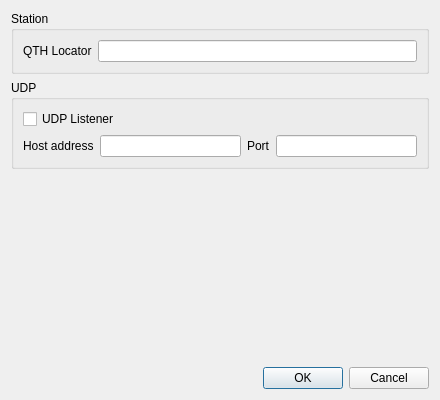
This is dialogsetup.ui in PianetaRadio/CatRotator as Qt 5 draws it before an edit. The edited form follows.
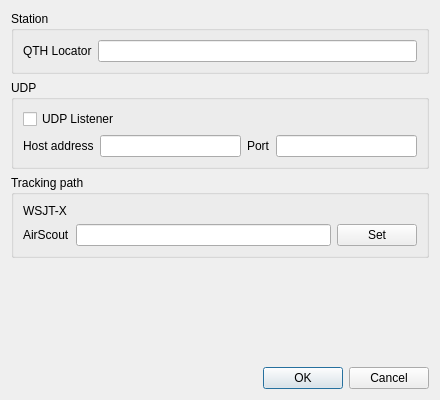
This is the edited form.

Commit message:
Tracking AirScout
#9

Patch:
```diff
--- a/dialogsetup.ui
+++ b/dialogsetup.ui
@@ -14,6 +14,29 @@
    <string>Setup</string>
   </property>
   <layout class="QGridLayout" name="gridLayout_2">
+   <item row="3" column="0">
+    <spacer name="verticalSpacer">
+     <property name="orientation">
+      <enum>Qt::Vertical</enum>
+     </property>
+     <property name="sizeHint" stdset="0">
+      <size>
+       <width>20</width>
+       <height>40</height>
+      </size>
+     </property>
+    </spacer>
+   </item>
+   <item row="4" column="0">
+    <widget class="QDialogButtonBox" name="buttonBox">
+     <property name="orientation">
+      <enum>Qt::Horizontal</enum>
+     </property>
+     <property name="standardButtons">
+      <set>QDialogButtonBox::Cancel|QDialogButtonBox::Ok</set>
+     </property>
+    </widget>
+   </item>
    <item row="1" column="0">
     <widget class="QGroupBox" name="groupBox_udp">
      <property name="title">
@@ -56,29 +79,6 @@
      </layout>
     </widget>
    </item>
-   <item row="2" column="0">
-    <spacer name="verticalSpacer">
-     <property name="orientation">
-      <enum>Qt::Vertical</enum>
-     </property>
-     <property name="sizeHint" stdset="0">
-      <size>
-       <width>20</width>
-       <height>40</height>
-      </size>
-     </property>
-    </spacer>
-   </item>
-   <item row="3" column="0">
-    <widget class="QDialogButtonBox" name="buttonBox">
-     <property name="orientation">
-      <enum>Qt::Horizontal</enum>
-     </property>
-     <property name="standardButtons">
-      <set>QDialogButtonBox::Cancel|QDialogButtonBox::Ok</set>
-     </property>
-    </widget>
-   </item>
    <item row="0" column="0">
     <widget class="QGroupBox" name="groupBox_Station">
      <property name="title">
@@ -101,6 +101,42 @@
      </layout>
     </widget>
    </item>
+   <item row="2" column="0">
+    <widget class="QGroupBox" name="groupBox_Tracking">
+     <property name="title">
+      <string>Tracking path</string>
+     </property>
+     <layout class="QGridLayout" name="gridLayout_4">
+      <item row="1" column="2">
+       <widget class="QPushButton" name="pushButton_AirScout">
+        <property name="text">
+         <string>Set</string>
+        </property>
+       </widget>
+      </item>
+      <item row="1" column="1">
+       <widget class="QLineEdit" name="lineEdit_AirScout"/>
+      </item>
+      <item row="1" column="0">
+       <widget class="QLabel" name="label_AirScout">
+        <property name="text">
+         <string>AirScout</string>
+        </property>
+        <property name="buddy">
+         <cstring>lineEdit_AirScout</cstring>
+        </property>
+       </widget>
+      </item>
+      <item row="0" column="0">
+       <widget class="QLabel" name="label_WSJTX">
+        <property name="text">
+         <string>WSJT-X</string>
+        </property>
+       </widget>
+      </item>
+     </layout>
+    </widget>
+   </item>
   </layout>
  </widget>
  <tabstops>
```
Left out of the diff: 8 changed lines with no effect on the pictures. The commit also changes 10 other files.
